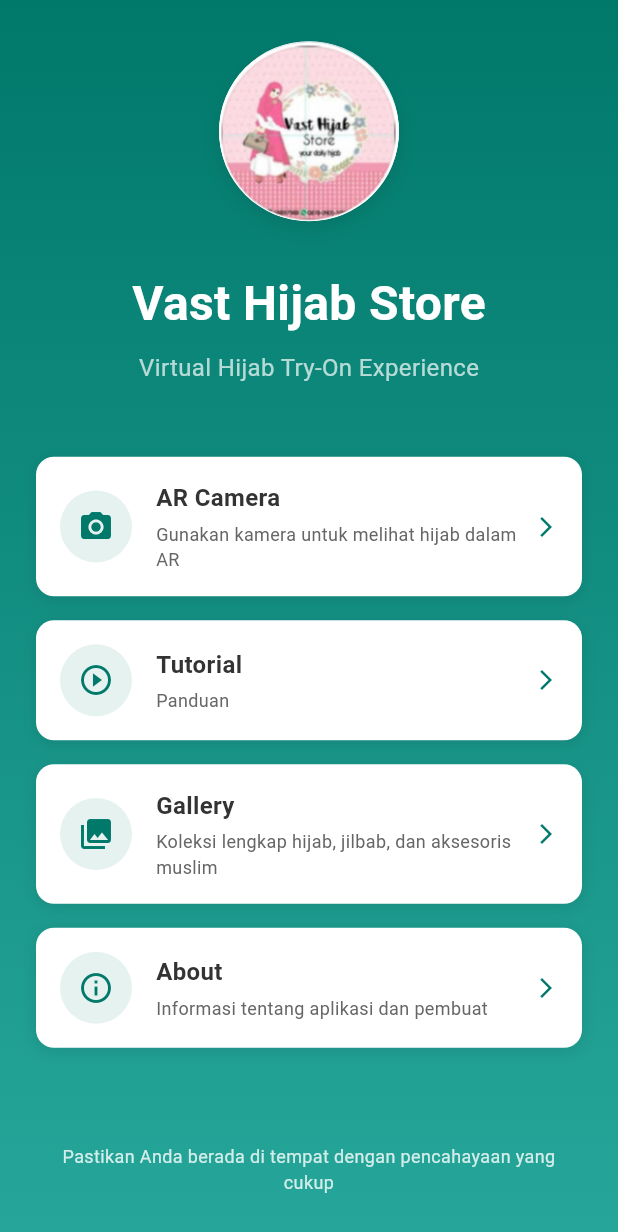
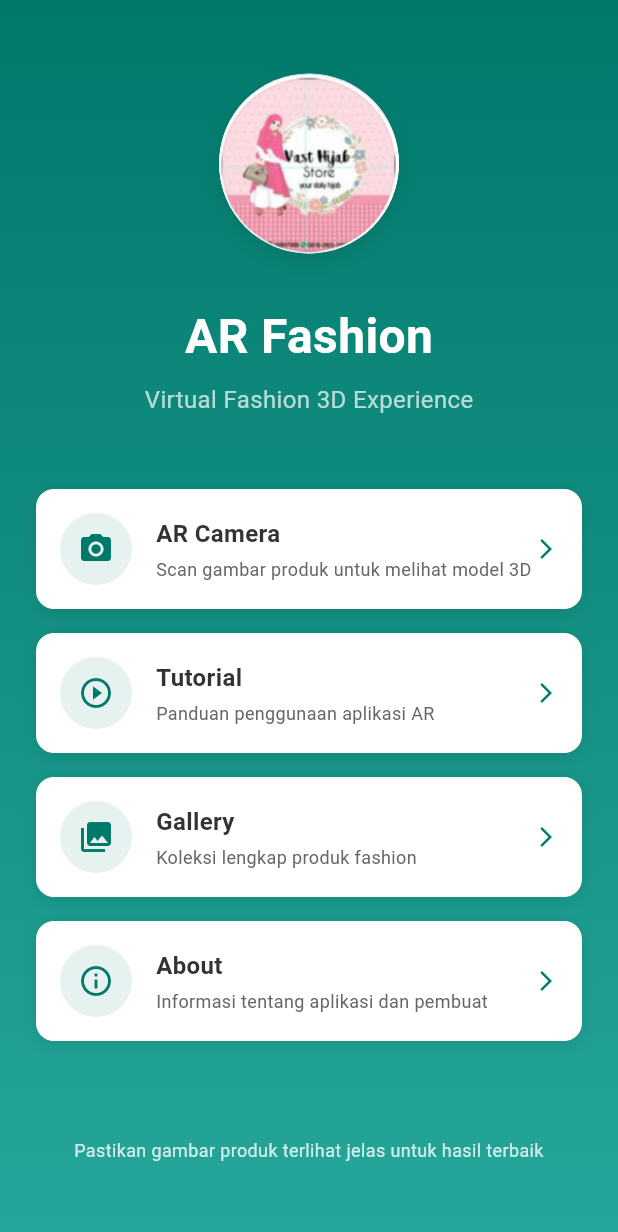
Before and after one commit to alvinda0/AR-Fashion, a Flutter app: the screen it shows after launch, on a phone screen of 412 x 824 dp. Shown: the top 1232 px of the screen. Run offline on Flutter 3.47's test engine with Material 3 defaults, Android fonts, the phone set to English and light mode, and no system bars; our stand-ins replace camera, permission_handler; missing offline and left inert: google_ml_kit, model_viewer_plus.

Commit message:
fix yes build error

```diff
--- a/lib/main.dart
+++ b/lib/main.dart
@@ -20,7 +20,7 @@
   @override
   Widget build(BuildContext context) {
     return MaterialApp(
-      title: 'Vast Hijab Store',
+      title: 'AR Fashion',
       theme: ThemeData(
         colorScheme: ColorScheme.fromSeed(
           seedColor: const Color(0xFF00796B),
@@ -218,7 +218,7 @@
 
         // App title
         Text(
-          'Vast Hijab Store',
+          'AR Fashion',
           style: TextStyle(
             fontSize: titleSize,
             fontWeight: FontWeight.bold,
@@ -229,7 +229,7 @@
         SizedBox(height: isTablet ? 12 : 8),
 
         Text(
-          'Virtual Hijab Try-On Experience',
+          'Virtual Fashion 3D Experience',
           style: TextStyle(
             fontSize: subtitleSize,
             color: Colors.white70,
@@ -291,7 +291,7 @@
               const SizedBox(height: 24),
 
               const Text(
-                'Vast Hijab Store',
+                'AR Fashion',
                 style: TextStyle(
                   fontSize: 28,
                   fontWeight: FontWeight.bold,
@@ -302,7 +302,7 @@
               const SizedBox(height: 8),
 
               const Text(
-                'Virtual Hijab Try-On Experience',
+                'Virtual Fashion 3D Experience',
                 style: TextStyle(
                   fontSize: 14,
                   color: Colors.white70,
@@ -339,19 +339,19 @@
       {
         'icon': Icons.camera_alt,
         'title': 'AR Camera',
-        'description': 'Gunakan kamera untuk melihat hijab dalam AR',
+        'description': 'Scan gambar produk untuk melihat model 3D',
         'onTap': _navigateToARCamera,
       },
       {
         'icon': Icons.play_circle_outline,
         'title': 'Tutorial',
-        'description': 'Panduan',
+        'description': 'Panduan penggunaan aplikasi AR',
         'onTap': _navigateToBodyTracking,
       },
       {
         'icon': Icons.photo_library,
         'title': 'Gallery',
-        'description': 'Koleksi lengkap hijab, jilbab, dan aksesoris muslim',
+        'description': 'Koleksi lengkap produk fashion',
         'onTap': _navigateToGallery,
       },
       {
@@ -378,7 +378,7 @@
 
   Widget _buildInfoText(bool isTablet) {
     return Text(
-      'Pastikan Anda berada di tempat dengan pencahayaan yang cukup',
+      'Pastikan gambar produk terlihat jelas untuk hasil terbaik',
       style: TextStyle(
         fontSize: isTablet ? 14 : 12,
         color: Colors.white.withValues(alpha: 0.8),
--- a/pubspec.yaml
+++ b/pubspec.yaml
@@ -77,7 +77,7 @@
   # To add assets to your application, add an assets section, like this:
   assets:
     - assets/images/
-    - assets/fbx/
+    # - assets/fbx/  # FBX files are too large (736MB), use GLB instead
     - assets/glb/
 
   # An image asset can refer to one or more resolution-specific "variants", see
```
Also changed, not shown: 2 other files.
